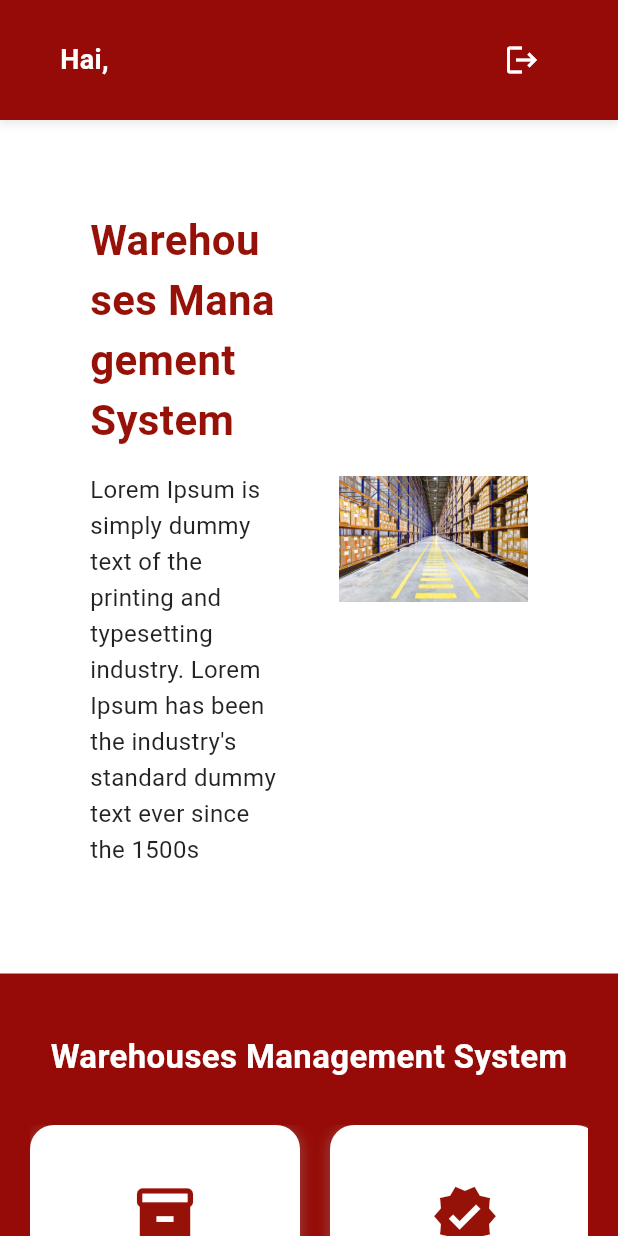
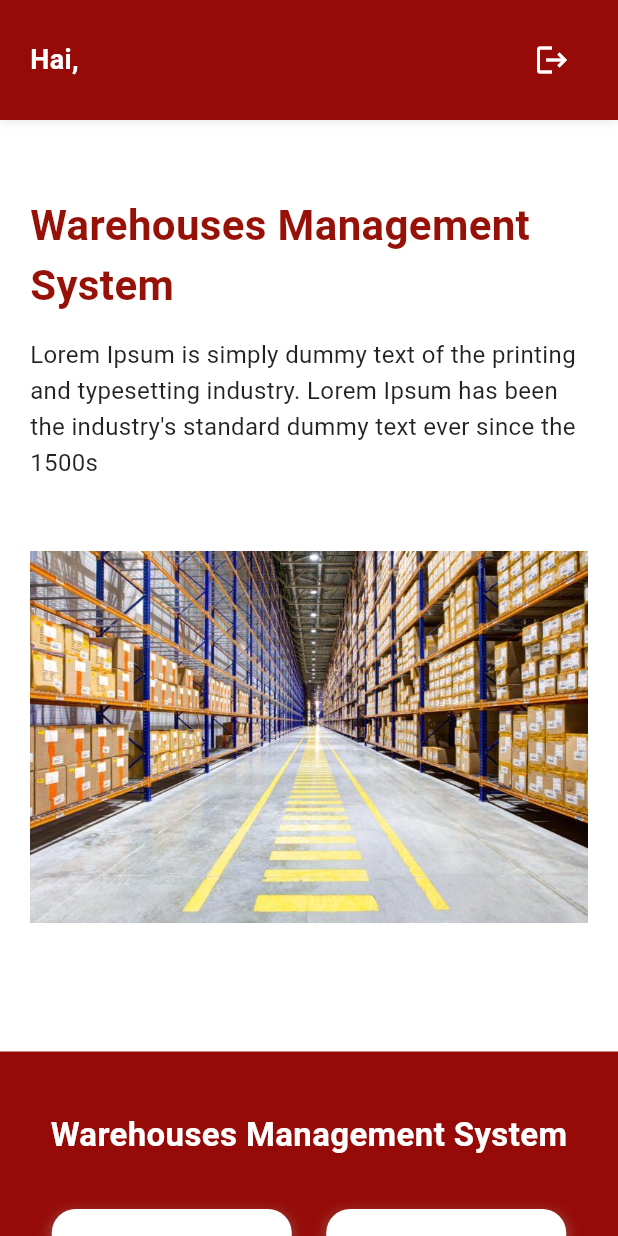
Before and after one commit to OktaviaLisa/pkl-wms-silog, a Flutter app: the DashboardScreen screen opened by its route, on a phone screen of 412 x 824 dp. Run offline on Flutter 3.47's test engine with Material 3 defaults, Android fonts, the phone set to English and light mode, and no system bars; our stand-ins replace pdf, shared_preferences; missing offline and left inert: dart:html; accounts and stored records are empty; network calls fail.

```diff
--- a/frontend/lib/screen/admin.dart
+++ b/frontend/lib/screen/admin.dart
@@ -41,6 +41,10 @@ class _AdminDashboardState extends State<AdminDashboard> {
   Widget build(BuildContext context) {
     return Scaffold(
       appBar: AppBar(
+         leading: IconButton(
+          icon: const Icon(Icons.arrow_back, color: Colors.white),
+          onPressed: () => Navigator.pop(context),
+        ),
         backgroundColor: const Color(0xFF7B1E1E),
         elevation: 2,
         title: const Text(
@@ -88,7 +92,7 @@ class _AdminDashboardState extends State<AdminDashboard> {
                   ),
 
                     _sidebarItem(
-                    Icons.inventory,
+                    Icons.door_front_door,
                     'Gudang',
                     onTap: () {
                       Navigator.push(
--- a/frontend/lib/screen/admin_gudang.dart
+++ b/frontend/lib/screen/admin_gudang.dart
@@ -247,6 +247,10 @@ class _AdminGudangPageState extends State<AdminGudangPage> {
   Widget build(BuildContext context) {
     return Scaffold(
       appBar: AppBar(
+         leading: IconButton(
+          icon: const Icon(Icons.arrow_back, color: Colors.white),
+          onPressed: () => Navigator.pop(context),
+        ),
         backgroundColor: const Color(0xFF7B1E1E),
         title: const Text("Gudang Management", style: TextStyle(color: Colors.white)),
       ),
--- a/frontend/lib/screen/admin_inventory.dart
+++ b/frontend/lib/screen/admin_inventory.dart
@@ -135,6 +135,10 @@ class _AdminInventoryPageState extends State<AdminInventoryPage> {
     return Scaffold(
       backgroundColor: const Color(0xFFF7F7F7),
       appBar: AppBar(
+         leading: IconButton(
+          icon: const Icon(Icons.arrow_back, color: Colors.white),
+          onPressed: () => Navigator.pop(context),
+        ),
         backgroundColor: const Color(0xFF7B1E1E),
         title: const Text(
           "Inventory",
--- a/frontend/lib/screen/dashboard.dart
+++ b/frontend/lib/screen/dashboard.dart
@@ -17,7 +17,6 @@ class _DashboardScreenState extends State<DashboardScreen> {
     loadUserData();
   }
 
-  // Ambil username dari SharedPreferences
   Future<void> loadUserData() async {
     SharedPreferences prefs = await SharedPreferences.getInstance();
     setState(() {
@@ -25,11 +24,9 @@ class _DashboardScreenState extends State<DashboardScreen> {
     });
   }
 
-  // =============== LOGOUT FUNCTION ===============
   Future<void> logout() async {
     SharedPreferences prefs = await SharedPreferences.getInstance();
     await prefs.clear();
-
     if (!mounted) return;
     Navigator.pushReplacementNamed(context, '/login');
   }
@@ -38,28 +35,192 @@ class _DashboardScreenState extends State<DashboardScreen> {
   Widget build(BuildContext context) {
     return Scaffold(
       backgroundColor: Colors.white,
+      body: LayoutBuilder(
+        builder: (context, constraints) {
+          final isMobile = constraints.maxWidth < 700;
 
-      // =============== NAVBAR FIXED ===============
-      body: Stack(
+          return Stack(
             children: [
-          // --- MAIN CONTENT ---
               SingleChildScrollView(
-            padding: const EdgeInsets.only(top: 90), // supaya tidak ketutup navbar
+                padding: const EdgeInsets.only(top: 90),
                 child: Column(
                   children: [
+                    const SizedBox(height: 20),
+
+                    // ================= HERO SECTION =================
+                    Padding(
+                      padding: EdgeInsets.symmetric(
+                        horizontal: isMobile ? 20 : 60,
+                        vertical: 20,
+                      ),
+                      child: isMobile
+                          ? Column(
+                              children: [
+                                _buildHeroText(),
+                                const SizedBox(height: 20),
+                                _buildHeroImage(),
+                              ],
+                            )
+                          : Row(
+                              children: [
+                                Expanded(child: _buildHeroText()),
+                                const SizedBox(width: 40),
+                                Expanded(child: _buildHeroImage()),
+                              ],
+                            ),
+                    ),
+
+                    const SizedBox(height: 40),
+
+                    // ================= FEATURE SECTION =================
+                    Container(
+                      width: double.infinity,
+                      color: const Color(0xFF960B07),
+                      padding: const EdgeInsets.symmetric(
+                          vertical: 40, horizontal: 20),
+                      child: Column(
+                        children: [
+                          const Text(
+                            'Warehouses Management System',
+                            textAlign: TextAlign.center,
+                            style: TextStyle(
+                              fontSize: 22,
+                              fontWeight: FontWeight.bold,
+                              color: Colors.white,
+                            ),
+                          ),
                           const SizedBox(height: 30),
 
-                // ===== HERO SECTION =====
-                Padding(
-                  padding: const EdgeInsets.symmetric(horizontal: 60, vertical: 20),
+                          // MOBILE = GRID
+                          // DESKTOP = SCROLL HORIZONTAL
+                          isMobile
+                              ? Wrap(
+                                  spacing: 15,
+                                  runSpacing: 15,
+                                  alignment: WrapAlignment.center,
+                                  children: [
+                                    _buildFeatureCard(
+                                        context,
+                                        "Inventory",
+                                        Icons.inventory,
+                                        '/inventory'),
+                                    _buildFeatureCard(
+                                        context,
+                                        "Quality Control",
+                                        Icons.verified,
+                                        '/quality-control'),
+                                    _buildFeatureCard(
+                                        context,
+                                        "Inbound Stock",
+                                        Icons.arrow_downward,
+                                        '/inbound_stock'),
+                                    _buildFeatureCard(
+                                        context,
+                                        "Outbound Stock",
+                                        Icons.arrow_upward,
+                                        '/outbound_stock'),
+                                    _buildFeatureCard(
+                                        context,
+                                        "Retur",
+                                        Icons.assignment_return,
+                                        '/retur'),
+                                  ],
+                                )
+                              : SingleChildScrollView(
+                                  scrollDirection: Axis.horizontal,
                                   child: Row(
                                     children: [
-                      // Teks
-                      Expanded(
-                        flex: 1,
-                        child: Column(
+                                      _buildFeatureCard(
+                                          context,
+                                          "Inventory",
+                                          Icons.inventory,
+                                          '/inventory'),
+                                      const SizedBox(width: 20),
+                                      _buildFeatureCard(
+                                          context,
+                                          "Quality Control",
+                                          Icons.verified,
+                                          '/quality-control'),
+                                      const SizedBox(width: 20),
+                                      _buildFeatureCard(
+                                          context,
+                                          "Inbound Stock",
+                                          Icons.arrow_downward,
+                                          '/inbound_stock'),
+                                      const SizedBox(width: 20),
+                                      _buildFeatureCard(
+                                          context,
+                                          "Outbound Stock",
+                                          Icons.arrow_upward,
+                                          '/outbound_stock'),
+                                      const SizedBox(width: 20),
+                                      _buildFeatureCard(
+                                          context,
+                                          "Retur",
+                                          Icons.assignment_return,
+                                          '/retur'),
+                                    ],
+                                  ),
+                                ),
+                        ],
+                      ),
+                    ),
+                  ],
+                ),
+              ),
+
+              // ================= NAVBAR =================
+              Positioned(
+                top: 0,
+                left: 0,
+                right: 0,
+                child: Container(
+                  padding: EdgeInsets.symmetric(
+                    horizontal: isMobile ? 20 : 40,
+                    vertical: 16,
+                  ),
+                  decoration: BoxDecoration(
+                    color: const Color(0xFF960B07),
+                    boxShadow: [
+                      BoxShadow(
+                        color: Colors.grey.withOpacity(0.2),
+                        blurRadius: 4,
+                        offset: const Offset(0, 2),
+                      ),
+                    ],
+                  ),
+                  child: Row(
+                    mainAxisAlignment: MainAxisAlignment.spaceBetween,
+                    children: [
+                      Text(
+                        'Hai, $username',
+                        style: const TextStyle(
+                          color: Colors.white,
+                          fontSize: 18,
+                          fontWeight: FontWeight.bold,
+                        ),
+                      ),
+                      IconButton(
+                        onPressed: logout,
+                        icon:
+                            const Icon(Icons.logout, color: Colors.white),
+                      ),
+                    ],
+                  ),
+                ),
+              ),
+            ],
+          );
+        },
+      ),
+    );
+  }
+
+  // ====================== HERO TEXT ======================
+  Widget _buildHeroText() {
+    return const Column(
       crossAxisAlignment: CrossAxisAlignment.start,
-                          children: const [
+      children: [
         Text(
           'Warehouses Management\nSystem',
           style: TextStyle(
@@ -79,148 +240,20 @@ class _DashboardScreenState extends State<DashboardScreen> {
           ),
         ),
       ],
-                        ),
-                      ),
+    );
+  }
 
-                      const SizedBox(width: 40),
-
-                      // Gambar warehouse
-                      Expanded(
-                        flex: 1,
-                        child: Image.asset(
+  // ====================== HERO IMAGE ======================
+  Widget _buildHeroImage() {
+    return Image.asset(
       'lib/assets/images/warehouses.jpg',
       width: 400,
       height: 300,
       fit: BoxFit.contain,
-                        ),
-                      ),
-                    ],
-                  ),
-                ),
-
-                const SizedBox(height: 50),
-
-                // ===== FEATURE CARDS SECTION =====
-                Container(
-                  width: double.infinity,
-                  color: const Color(0xFF960B07),
-                  padding: const EdgeInsets.symmetric(vertical: 40, horizontal: 20),
-                  child: Column(
-                    children: [
-                      const Text(
-                        'Warehouses Management System',
-                        textAlign: TextAlign.center,
-                        style: TextStyle(
-                          fontSize: 22,
-                          fontWeight: FontWeight.bold,
-                          color: Colors.white,
-                        ),
-                      ),
-                      const SizedBox(height: 30),
-
-                      // === SINGLE ROW SCROLLABLE ===
-                      SingleChildScrollView(
-                        scrollDirection: Axis.horizontal,
-                        child: Row(
-                          children: [
-                            _buildFeatureCard(
-                              context,
-                              "Inventory",
-                              Icons.inventory,
-                              '/inventory',
-                            ),
-                            const SizedBox(width: 20),
-
-                            _buildFeatureCard(
-                              context,
-                              "Quality Control",
-                              Icons.verified,
-                              '/quality-control'
-                            ),
-                            const SizedBox(width: 20),
-
-                            _buildFeatureCard(
-                              context,
-                              "Inbound Stock",
-                              Icons.arrow_downward,
-                              '/inbound_stock',
-                            ),
-                            const SizedBox(width: 20),
-
-                            _buildFeatureCard(
-                              context,
-                              "Outbound Stock",
-                              Icons.arrow_upward,
-                              '/outbound_stock',
-                            ),
-                            const SizedBox(width: 20),
-
-                            _buildFeatureCard(
-                              context,
-                              "Retur",
-                              Icons.assignment_return,
-                              '/retur',
-                            ),
-                          ],
-                        ),
-                      ),
-                    ],
-                  ),
-                ),
-              ],
-            ),
-          ),
-
-          // =============== NAVBAR (POSITIONED FIXED) ===============
-          Positioned(
-            top: 0,
-            left: 0,
-            right: 0,
-            child: Container(
-              padding: const EdgeInsets.symmetric(horizontal: 40, vertical: 16),
-              decoration: BoxDecoration(
-                color: const Color(0xFF960B07),
-                boxShadow: [
-                  BoxShadow(
-                    color: Colors.grey.withOpacity(0.2),
-                    spreadRadius: 1,
-                    blurRadius: 4,
-                    offset: const Offset(0, 2),
-                  ),
-                ],
-              ),
-              child: Row(
-                mainAxisAlignment: MainAxisAlignment.spaceBetween,
-                children: [
-                  // Hai, username
-                  Text(
-                    'Hai, $username',
-                    style: const TextStyle(
-                      color: Colors.white,
-                      fontSize: 18,
-                      fontWeight: FontWeight.bold,
-                    ),
-                  ),
-
-                  // ========== LOGOUT BUTTON ==========
-                  IconButton(
-                    onPressed: logout,
-                    icon: const Icon(
-                      Icons.logout,
-                      color: Colors.white,
-                    ),
-                    tooltip: "Logout",
-                  ),
-                ],
-              ),
-            ),
-          ),
-        ],
-      ),
     );
   }
 
-  // ===== COMPONENT CARD =====
+  // ================= FEATURE CARD ======================
   Widget _buildFeatureCard(
     BuildContext context,
     String title,
@@ -228,12 +261,11 @@ class _DashboardScreenState extends State<DashboardScreen> {
     String routeName,
   ) {
     return InkWell(
-      onTap: () {
-        Navigator.pushNamed(context, routeName);
-      },
+      onTap: () => Navigator.pushNamed(context, routeName),
       child: Container(
-        width: 180,
-        height: 160,
+        width: 160,
+        height: 150,
+        margin: const EdgeInsets.all(4),
         decoration: BoxDecoration(
           color: Colors.white,
           borderRadius: BorderRadius.circular(16),
@@ -249,7 +281,8 @@ class _DashboardScreenState extends State<DashboardScreen> {
         child: Column(
           mainAxisAlignment: MainAxisAlignment.center,
           children: [
-            Icon(icon, size: 45, color: const Color.fromARGB(255, 150, 17, 7)),
+            Icon(icon,
+                size: 45, color: const Color.fromARGB(255, 150, 17, 7)),
             const SizedBox(height: 15),
             Text(
               title,
--- a/frontend/lib/screen/detail_inbound.dart
+++ b/frontend/lib/screen/detail_inbound.dart
@@ -101,9 +101,6 @@ class DetailInboundPage extends StatelessWidget {
                                         "idGudang": gudangId,
                                         "volume": data['volume'] ?? 1,
                                       };
-
-                                      print('🔍 Payload: $payload');
-                                      print('🔍 IdOrders: ${data['idOrders']}');
 
                                       final api = ApiService();
                                       bool addSuccess = await api.addInventory(payload);
--- a/frontend/lib/screen/register.dart
+++ b/frontend/lib/screen/register.dart
@@ -318,7 +318,12 @@ class _RegisterPageState extends State<RegisterPage> {
   Widget build(BuildContext context) {
     return Scaffold(
       backgroundColor: const Color(0xFFF7F7F7),
+
       appBar: AppBar(
+         leading: IconButton(
+          icon: const Icon(Icons.arrow_back, color: Colors.white),
+          onPressed: () => Navigator.pop(context),
+        ),
         backgroundColor: const Color(0xFF7B1E1E),
         title: const Text("User Management", style: TextStyle(color: Colors.white)),
       ),
```
Also changed, not shown: frontend/lib/screen/inbound_stock.dart (+7 -4 lines), frontend/lib/screen/input_inbound.dart (+49 -39 lines), frontend/lib/services/api_service.dart (+0 -9 lines), 1 other file. Lines whose indentation alone changed are shown as unchanged.
